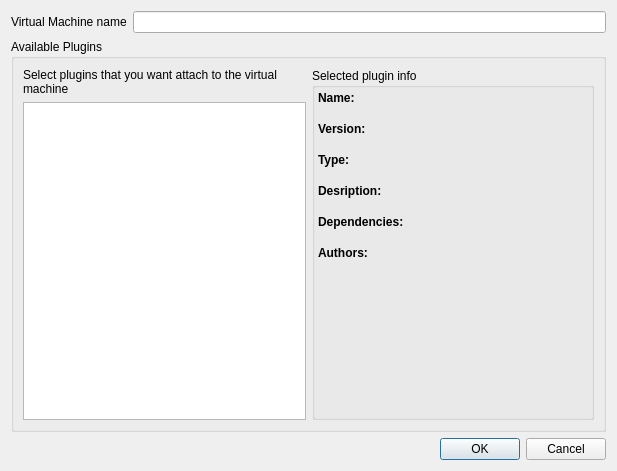
Before: the Qt Designer form ui/addVm.ui in slux83/visual-netkit, drawn with Qt 5.
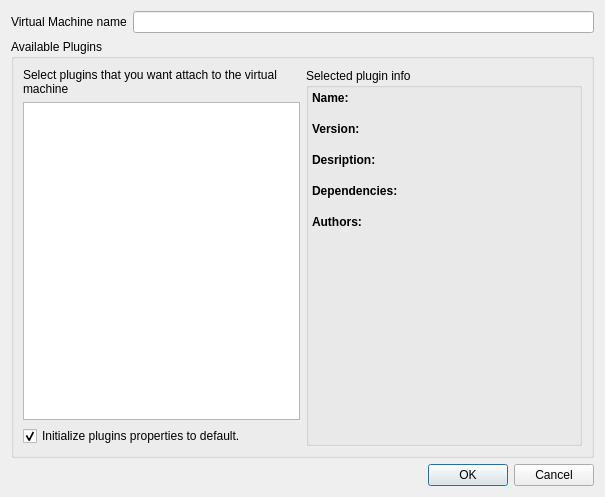
After: the same form once the commit is applied.

Commit message: working on GUI (plugin chooser)

```diff
--- a/ui/addVm.ui
+++ b/ui/addVm.ui
@@ -5,10 +5,16 @@
    <rect>
     <x>0</x>
     <y>0</y>
-    <width>617</width>
-    <height>471</height>
+    <width>605</width>
+    <height>497</height>
    </rect>
   </property>
+  <property name="minimumSize" >
+   <size>
+    <width>580</width>
+    <height>490</height>
+   </size>
+  </property>
   <property name="windowTitle" >
    <string>Add virtual machine - Visual Netkit</string>
   </property>
@@ -64,6 +70,16 @@
           </property>
          </widget>
         </item>
+        <item>
+         <widget class="QCheckBox" name="initPropertiesCheck" >
+          <property name="text" >
+           <string>Initialize plugins properties to default.</string>
+          </property>
+          <property name="checked" >
+           <bool>true</bool>
+          </property>
+         </widget>
+        </item>
        </layout>
       </item>
       <item>
@@ -162,42 +178,6 @@
            </item>
           </layout>
          </item>
-         <item>
-          <layout class="QVBoxLayout" >
-           <property name="spacing" >
-            <number>0</number>
-           </property>
-           <item>
-            <widget class="QLabel" name="label_4" >
-             <property name="font" >
-              <font>
-               <weight>75</weight>
-               <bold>true</bold>
-              </font>
-             </property>
-             <property name="layoutDirection" >
-              <enum>Qt::LeftToRight</enum>
-             </property>
-             <property name="text" >
-              <string>Type:</string>
-             </property>
-            </widget>
-           </item>
-           <item>
-            <widget class="QLabel" name="p_type" >
-             <property name="layoutDirection" >
-              <enum>Qt::LeftToRight</enum>
-             </property>
-             <property name="text" >
-              <string/>
-             </property>
-             <property name="wordWrap" >
-              <bool>true</bool>
-             </property>
-            </widget>
-           </item>
-          </layout>
-         </item>
          <item>
           <layout class="QVBoxLayout" >
            <property name="spacing" >
@@ -292,7 +272,7 @@
             </widget>
            </item>
            <item>
-            <widget class="QLabel" name="p_authors" >
+            <widget class="QLabel" name="p_author" >
              <property name="layoutDirection" >
               <enum>Qt::LeftToRight</enum>
              </property>
```
Left out of the diff: 2 changed lines with no effect on the pictures. The commit also changes 6 other files.
